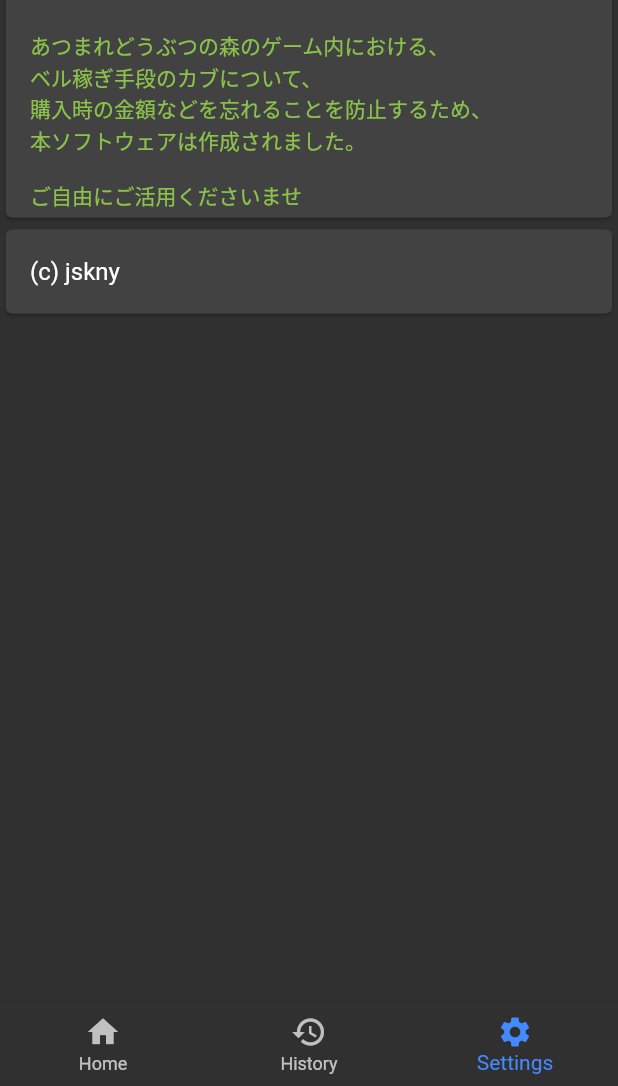
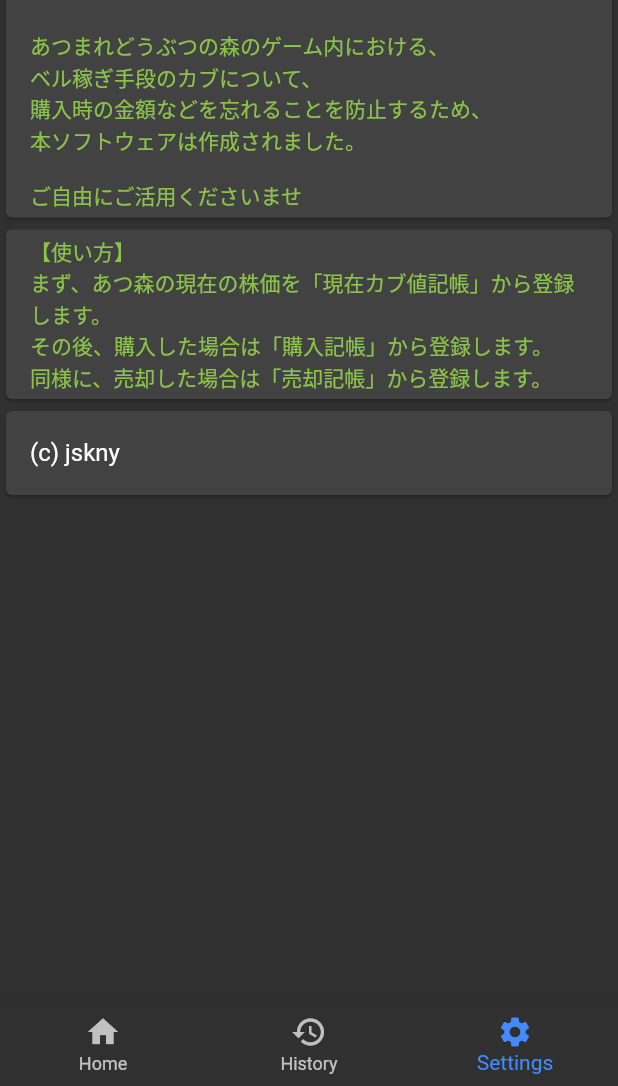
Before and after one commit to jskny/atumori-stock-manager, a Flutter app: the screen it shows after launch, swiped to page 3, on a phone screen of 412 x 824 dp, the part 150-1236 px from its top. Run offline on Flutter 3.47's test engine with Material 2 defaults, Android fonts, the phone set to English and light mode, and no system bars; our stand-ins replace fluttertoast.

Commit message:
操作説明文を追加

```diff
--- a/lib/main.dart
+++ b/lib/main.dart
@@ -168,19 +168,30 @@
 													fontSize: 14.0
 												)
 											)
-										)
+										),
 									]
 								)
 							),
 
 							Card(
-								child: Column(
-									children: [
-										ListTile(
-											title: Text("(c) jskny")
+								child: ListTile(
+									title: Text(
+										"【使い方】\n"
+										"まず、あつ森の現在の株価を「現在カブ値記帳」から登録します。\n"
+										"その後、購入した場合は「購入記帳」から登録します。\n"
+										"同様に、売却した場合は「売却記帳」から登録します。",
+										style: new TextStyle(
+											color: Colors.lightGreen,
+											fontSize: 14.0
 										)
-									]
-								),
+									),
+								)
+							),
+
+							Card(
+								child: ListTile(
+									title: Text("(c) jskny")
+								)
 							)
 						]
 					),
```
